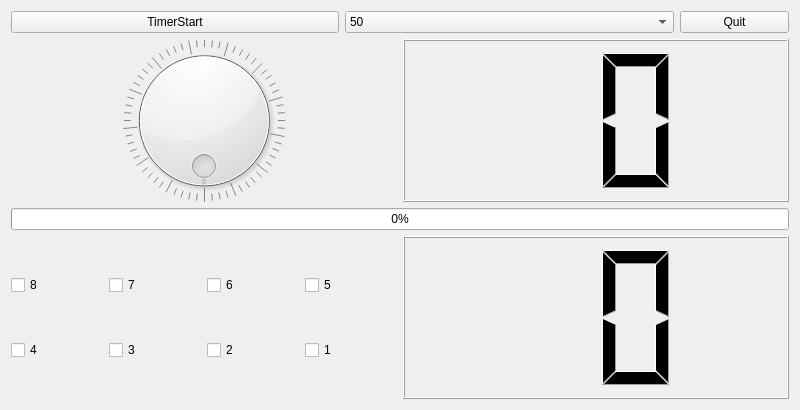
The window that QT/AiotClientQt/tab1devcontrol.ui (te31eawq/class) describes before a commit, drawn with Qt 5.
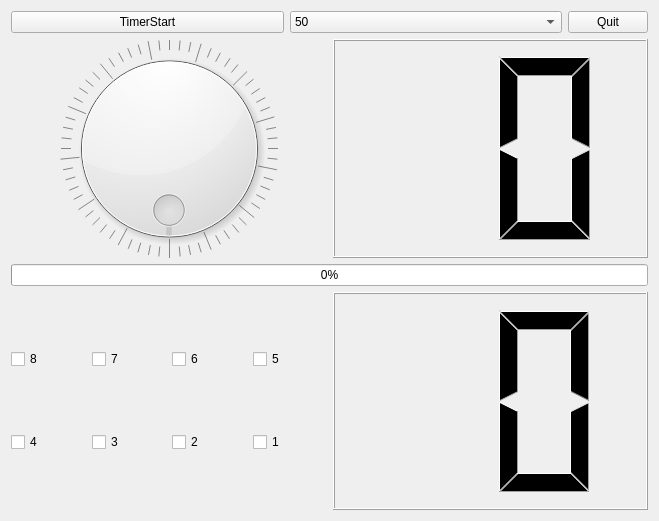
The same window after the commit.

The edit to the form file:
```diff
--- a/QT/AiotClientQt/tab1devcontrol.ui
+++ b/QT/AiotClientQt/tab1devcontrol.ui
@@ -6,8 +6,8 @@
    <rect>
     <x>0</x>
     <y>0</y>
-    <width>800</width>
-    <height>410</height>
+    <width>659</width>
+    <height>521</height>
    </rect>
   </property>
   <property name="windowTitle">
@@ -15,7 +15,7 @@
   </property>
   <layout class="QVBoxLayout" name="verticalLayout" stretch="1,4,1,4">
    <item>
-    <layout class="QHBoxLayout" name="horizontalLayout" stretch="3,3,1">
+    <layout class="QHBoxLayout" name="horizontalLayout" stretch="3,3,0">
      <item>
       <widget class="QPushButton" name="pPBtimerStart">
        <property name="text">
@@ -65,21 +65,12 @@
     </layout>
    </item>
    <item>
-    <layout class="QHBoxLayout" name="horizontalLayout_2">
+    <layout class="QHBoxLayout" name="horizontalLayout_2" stretch="1,1">
      <item>
       <widget class="QDial" name="pDialLed">
        <property name="maximum">
         <number>255</number>
        </property>
-       <property name="tracking">
-        <bool>true</bool>
-       </property>
-       <property name="invertedAppearance">
-        <bool>false</bool>
-       </property>
-       <property name="invertedControls">
-        <bool>false</bool>
-       </property>
        <property name="wrapping">
         <bool>true</bool>
        </property>
@@ -113,6 +104,9 @@
        <property name="value">
         <number>0</number>
        </property>
+       <property name="orientation">
+        <enum>Qt::Horizontal</enum>
+       </property>
       </widget>
      </item>
     </layout>
```
Left out of the diff: 54 changed lines with no effect on the pictures.
